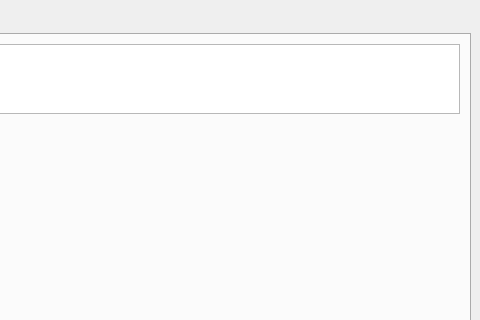
This is mainwindow.ui in RedwanNewaz/bebop2_controller as Qt 5 draws it before an edit; both pictures show x 665 to 1145 and y 0 to 320 of the 1145 by 1049 pixel window. The edited form follows.
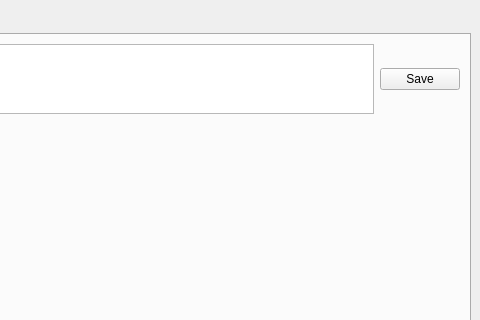
This is the edited form. The open tabs and pages were chosen to show the change. Custom widgets are drawn as their Qt base class.

What changed in the file:
```diff
--- a/mainwindow.ui
+++ b/mainwindow.ui
@@ -232,6 +232,13 @@
           <item>
            <widget class="QPlainTextEdit" name="savePathText"/>
           </item>
+          <item>
+           <widget class="QPushButton" name="saveButton">
+            <property name="text">
+             <string>Save</string>
+            </property>
+           </widget>
+          </item>
          </layout>
         </item>
         <item>
```
Left out of the diff: 8 changed lines with no effect on the pictures.
